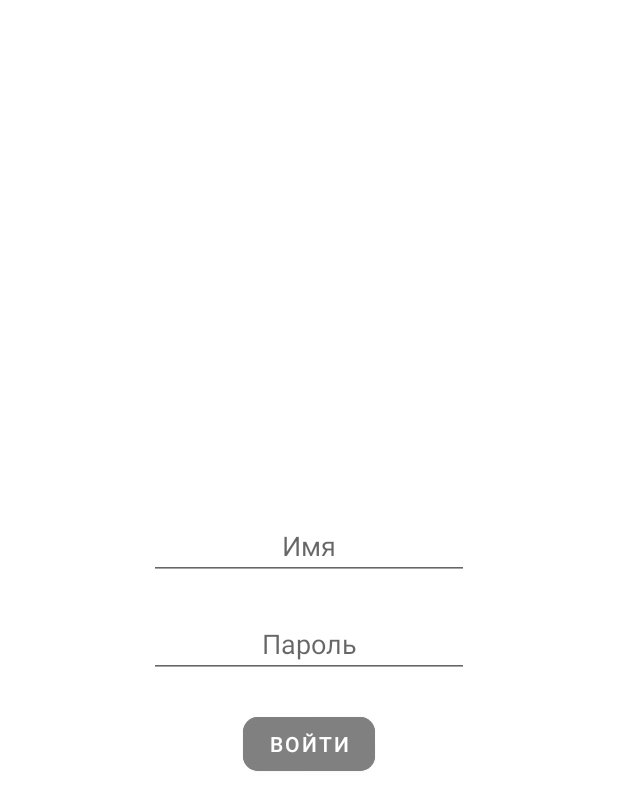
After one commit to K4sho/PopularMovies, an Android app: the LogInFragment screen opened through its navigation route, on a phone screen of 412 x 824 dp. The commit adds this screen. Shown: the top 810 px of the screen. Run offline under Robolectric (Android 15) with nearby library versions, the phone set to English and light mode, and no system bars; our stand-ins replace Room's generated code, navigation-ui; pictures from the network do not load; Roboto replaces fonts that are not available here.

Commit message:
add: Добавил базовый функционал входа и профиля

```diff
--- a/app/src/main/java/ru/skillbranch/searchmovie/App.kt
+++ b/app/src/main/java/ru/skillbranch/searchmovie/App.kt
@@ -25,7 +25,6 @@ class App : Application() {
     override fun onCreate() {
         super.onCreate()
 
-        Log.d("TAGSS", "CREATE DATABASE")
         database = MovieDatabase.getInstance(this)
 
         FirebaseMessaging.getInstance().token.addOnCompleteListener(OnCompleteListener { task ->
--- a/app/src/main/java/ru/skillbranch/searchmovie/presentation/MainActivity.kt
+++ b/app/src/main/java/ru/skillbranch/searchmovie/presentation/MainActivity.kt
@@ -7,6 +7,7 @@ import android.content.IntentFilter
 import androidx.appcompat.app.AppCompatActivity
 import android.os.Bundle
 import android.util.Log
+import android.view.View
 import android.widget.Toast
 import androidx.navigation.NavController
 import androidx.navigation.Navigation
@@ -38,6 +39,14 @@ class MainActivity : AppCompatActivity() {
                         navController.navigate(R.id.nav_movies_fragment)
                     }
                 }
+            }
+        }
+
+        navController.addOnDestinationChangedListener { controller, destination, args ->
+            if (destination.id == R.id.logInFragment) {
+                bottomNavigationView.visibility = View.INVISIBLE
+            } else {
+                bottomNavigationView.visibility = View.VISIBLE
             }
         }
 
@@ -82,4 +91,5 @@ class MainActivity : AppCompatActivity() {
         super.onDestroy()
         unregisterReceiver(pushBroadcastReceiver)
     }
+
 }
--- /dev/null
+++ b/app/src/main/java/ru/skillbranch/searchmovie/presentation/fragments/LogInFragment.kt
@@ -0,0 +1,76 @@
+package ru.skillbranch.searchmovie.presentation.fragments
+
+import android.os.Bundle
+import android.view.LayoutInflater
+import android.view.View
+import android.view.ViewGroup
+import android.widget.Button
+import android.widget.EditText
+import android.widget.Toast
+import androidx.fragment.app.Fragment
+import androidx.lifecycle.ViewModelProvider
+import androidx.navigation.NavController
+import androidx.navigation.findNavController
+import ru.skillbranch.searchmovie.R
+import ru.skillbranch.searchmovie.presentation.view_models.ProfileViewModel
+
+class LogInFragment : Fragment() {
+    private lateinit var userNameEditText: EditText
+    private lateinit var userPasswordEditText: EditText
+    private lateinit var userButton: Button
+    private lateinit var navController: NavController
+
+    private var userName: String = ""
+
+    private lateinit var profileViewModel: ProfileViewModel
+
+    override fun onCreate(savedInstanceState: Bundle?) {
+        super.onCreate(savedInstanceState)
+        profileViewModel = ViewModelProvider(requireActivity()).get(ProfileViewModel::class.java)
+    }
+
+    override fun onCreateView(
+        inflater: LayoutInflater, container: ViewGroup?,
+        savedInstanceState: Bundle?
+    ): View? {
+        return inflater.inflate(R.layout.fragment_log_in, container, false)
+    }
+
+    override fun onViewCreated(view: View, savedInstanceState: Bundle?) {
+        super.onViewCreated(view, savedInstanceState)
+        userNameEditText = view.findViewById(R.id.log_in_name_edit_text)
+        userPasswordEditText = view.findViewById(R.id.log_in_password_edit_text)
+        userButton = view.findViewById(R.id.log_in_user_button)
+        navController = view.findNavController()
+
+        userButton.setOnClickListener {
+            userName = userNameEditText.text.toString()
+            if (profileViewModel.getValue(USER_NAME) == "" ||
+                profileViewModel.getValue(USER_NAME) != userName) {
+                profileViewModel.addPairToPrefs(USER_NAME, userName)
+                profileViewModel.addPairToPrefs(USER_PASSWORD, userPasswordEditText.text.toString())
+                userNameEditText.text.clear()
+                userPasswordEditText.text.clear()
+                navController.navigate(R.id.action_logInFragment_to_moviesFragment)
+            }
+            else if (profileViewModel.getValue(USER_NAME) == userName) {
+                if (userPasswordEditText.text.toString() !=
+                    profileViewModel.getValue(USER_PASSWORD)) {
+                    Toast.makeText(requireContext(),
+                        INVALID_PASSWORD_MESSAGE, Toast.LENGTH_SHORT).show()
+                }
+                else {
+                    userNameEditText.text.clear()
+                    userPasswordEditText.text.clear()
+                    navController.navigate(R.id.action_logInFragment_to_moviesFragment)
+                }
+            }
+        }
+    }
+
+    companion object {
+        const val USER_NAME: String = "userName"
+        const val USER_PASSWORD: String = "userPassword"
+        const val INVALID_PASSWORD_MESSAGE: String = "Неверный пароль! Попробуйте ещё раз!"
+    }
+}
--- a/app/src/main/java/ru/skillbranch/searchmovie/presentation/view_models/ProfileViewModel.kt
+++ b/app/src/main/java/ru/skillbranch/searchmovie/presentation/view_models/ProfileViewModel.kt
@@ -1,4 +1,15 @@
 package ru.skillbranch.searchmovie.presentation.view_models
 
-class ProfileViewModel {
+
+import androidx.lifecycle.ViewModel
+import ru.skillbranch.searchmovie.data.PrefManager
+
+class ProfileViewModel : ViewModel() {
+    fun addPairToPrefs(key: String, value: String) {
+        PrefManager.addPairToPrefs(key, value)
+    }
+
+    fun getValue(key: String): String {
+        return PrefManager.getValueByKeyInPrefs(key)
+    }
 }
--- /dev/null
+++ b/app/src/main/res/layout/fragment_log_in.xml
@@ -0,0 +1,45 @@
+<?xml version="1.0" encoding="utf-8"?>
+<androidx.constraintlayout.widget.ConstraintLayout xmlns:android="http://schemas.android.com/apk/res/android"
+    xmlns:app="http://schemas.android.com/apk/res-auto"
+    android:layout_width="match_parent"
+    android:layout_height="match_parent">
+
+    <EditText
+        android:id="@+id/log_in_name_edit_text"
+        android:layout_width="wrap_content"
+        android:layout_height="wrap_content"
+        android:layout_marginBottom="@dimen/margin_bottom_for_log_in_user_name"
+        android:ems="10"
+        android:hint="@string/name"
+        android:inputType="textPersonName"
+        android:textAlignment="center"
+        app:layout_constraintBottom_toBottomOf="parent"
+        app:layout_constraintEnd_toEndOf="parent"
+        app:layout_constraintStart_toStartOf="parent"
+        app:layout_constraintTop_toTopOf="parent" />
+
+    <EditText
+        android:id="@+id/log_in_password_edit_text"
+        android:layout_width="wrap_content"
+        android:layout_height="wrap_content"
+        android:layout_marginTop="@dimen/margin_top_for_log_in_password"
+        android:ems="10"
+        android:hint="@string/password"
+        android:inputType="textPassword"
+        android:textAlignment="center"
+        app:layout_constraintEnd_toEndOf="parent"
+        app:layout_constraintStart_toStartOf="parent"
+        app:layout_constraintTop_toBottomOf="@+id/log_in_name_edit_text" />
+
+    <Button
+        android:id="@+id/log_in_user_button"
+        android:layout_width="wrap_content"
+        android:layout_height="wrap_content"
+        android:layout_marginTop="@dimen/margin_top_for_log_in_button"
+        android:backgroundTint="@color/grey"
+        android:text="@string/log_in"
+        app:cornerRadius="@dimen/corner_radius_for_user_profile_button"
+        app:layout_constraintEnd_toEndOf="parent"
+        app:layout_constraintStart_toStartOf="parent"
+        app:layout_constraintTop_toBottomOf="@+id/log_in_password_edit_text" />
+</androidx.constraintlayout.widget.ConstraintLayout>
--- a/app/src/main/res/navigation/navigation_graph.xml
+++ b/app/src/main/res/navigation/navigation_graph.xml
@@ -27,5 +27,18 @@
         android:id="@+id/nav_profile_fragment"
         android:name="ru.skillbranch.searchmovie.presentation.fragments.ProfileFragment"
         android:label="ProfileFragment"
-        tools:layout="@layout/fragment_profile" />
+        tools:layout="@layout/fragment_profile">
+        <action
+            android:id="@+id/action_profileFragment_to_logInFragment"
+            app:destination="@id/logInFragment" />
+    </fragment>
+
+    <fragment
+        android:id="@+id/logInFragment"
+        android:name="ru.skillbranch.searchmovie.presentation.fragments.LogInFragment"
+        android:label="LogInFragment" >
+        <action
+            android:id="@+id/action_logInFragment_to_moviesFragment"
+            app:destination="@id/nav_movies_fragment" />
+    </fragment>
 </navigation>
--- a/app/src/main/res/values/dimens.xml
+++ b/app/src/main/res/values/dimens.xml
@@ -157,4 +157,7 @@
     <dimen name="text_size_for_user_profile_grey_hints">12sp</dimen>
     <dimen name="text_size_for_user_profile_settings_item">14sp</dimen>
     <dimen name="item_rating_and_limit_top_margin">6dp</dimen>
+    <dimen name="margin_bottom_for_log_in_user_name">40dp</dimen>
+    <dimen name="margin_top_for_log_in_password">20dp</dimen>
+    <dimen name="margin_top_for_log_in_button">20dp</dimen>
 </resources>
--- a/app/src/main/res/values/strings.xml
+++ b/app/src/main/res/values/strings.xml
@@ -39,4 +39,5 @@
     <string name="ask_question">Задать вопрос</string>
     <string name="exit">Выйти</string>
     <string name="tell_about_problem">Сообщить о проблеме</string>
+    <string name="log_in">Войти</string>
 </resources>
```
Also changed, not shown: app/src/main/java/ru/skillbranch/searchmovie/data/PrefManager.kt (added, +34 -0 lines), app/src/main/java/ru/skillbranch/searchmovie/data/database/PrefManager.kt (deleted, +0 -33 lines), app/src/main/java/ru/skillbranch/searchmovie/presentation/fragments/ProfileFragment.kt (+94 -0 lines).
